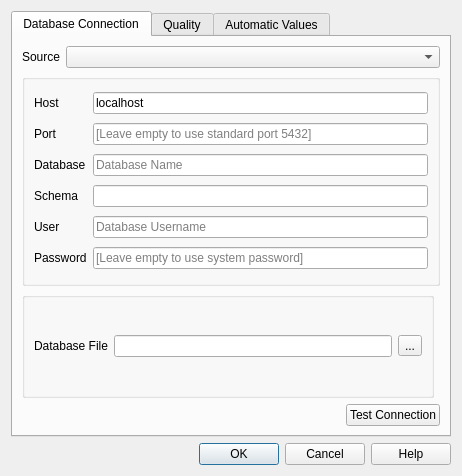
Qt form asistente_ladm_col/ui/settings_dialog.ui (SwissTierrasColombia/Asistente-LADM-COL) before a commit.
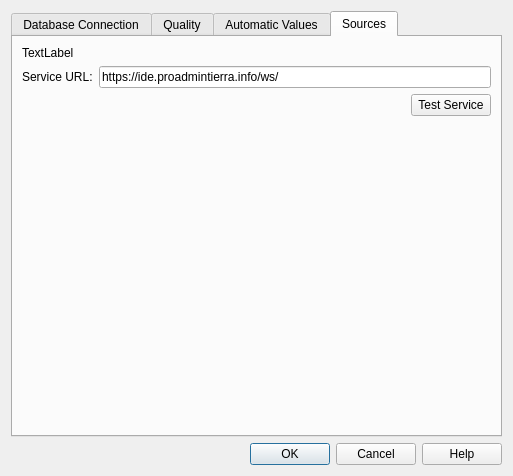
The same form after that commit. The open tabs and pages were chosen to show the change. Custom widgets are drawn as their Qt base class.

Commit message: The url field of the file service was added to the configuration

```diff
--- a/asistente_ladm_col/ui/settings_dialog.ui
+++ b/asistente_ladm_col/ui/settings_dialog.ui
@@ -6,7 +6,7 @@
    <rect>
     <x>0</x>
     <y>0</y>
-    <width>462</width>
+    <width>513</width>
     <height>476</height>
    </rect>
   </property>
@@ -379,6 +379,58 @@
        </item>
       </layout>
      </widget>
+     <widget class="QWidget" name="tab_sources">
+      <attribute name="title">
+       <string>Sources</string>
+      </attribute>
+      <layout class="QFormLayout" name="formLayout">
+       <item row="0" column="0" colspan="2">
+        <widget class="QLabel" name="label_11">
+         <property name="text">
+          <string>TextLabel</string>
+         </property>
+        </widget>
+       </item>
+       <item row="1" column="0">
+        <widget class="QLabel" name="label_12">
+         <property name="text">
+          <string>Service URL:</string>
+         </property>
+        </widget>
+       </item>
+       <item row="1" column="1">
+        <widget class="QLineEdit" name="txt_service_endpoint">
+         <property name="text">
+          <string>https://ide.proadmintierra.info/ws/</string>
+         </property>
+        </widget>
+       </item>
+       <item row="2" column="0" colspan="2">
+        <layout class="QHBoxLayout" name="horizontalLayout_6">
+         <item>
+          <spacer name="horizontalSpacer_3">
+           <property name="orientation">
+            <enum>Qt::Horizontal</enum>
+           </property>
+           <property name="sizeHint" stdset="0">
+            <size>
+             <width>40</width>
+             <height>20</height>
+            </size>
+           </property>
+          </spacer>
+         </item>
+         <item>
+          <widget class="QPushButton" name="btn_test_service">
+           <property name="text">
+            <string>Test Service</string>
+           </property>
+          </widget>
+         </item>
+        </layout>
+       </item>
+      </layout>
+     </widget>
     </widget>
    </item>
   </layout>
```
Left out of the diff: 2 changed lines with no effect on the pictures. The commit also changes 1 other file.
